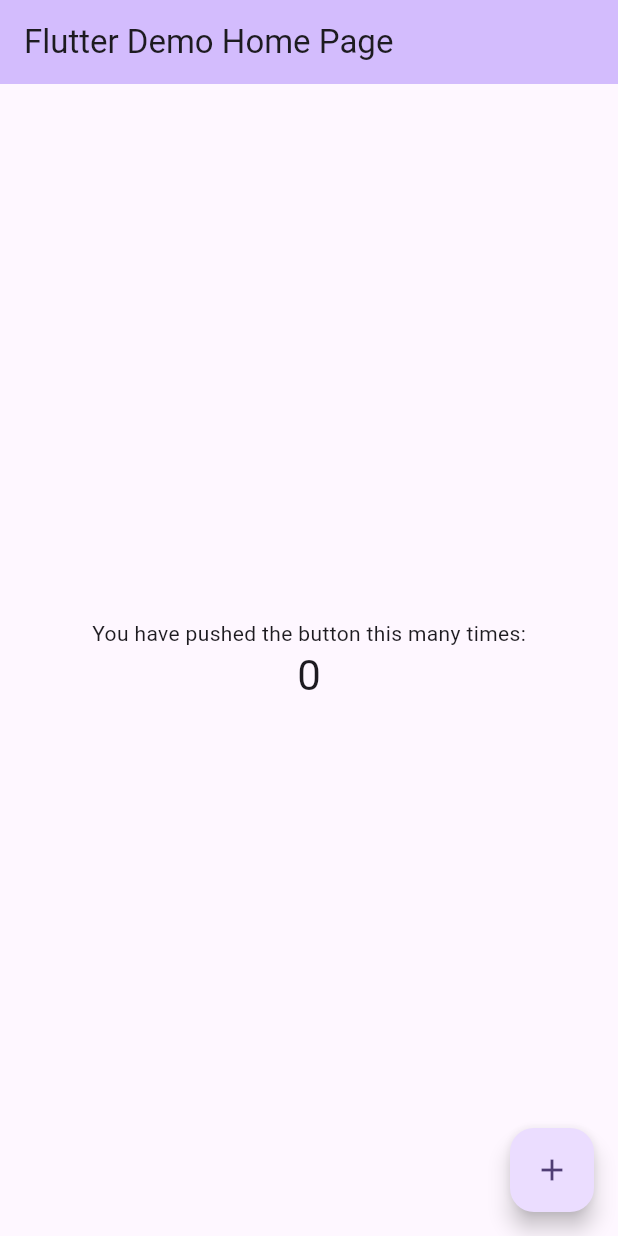
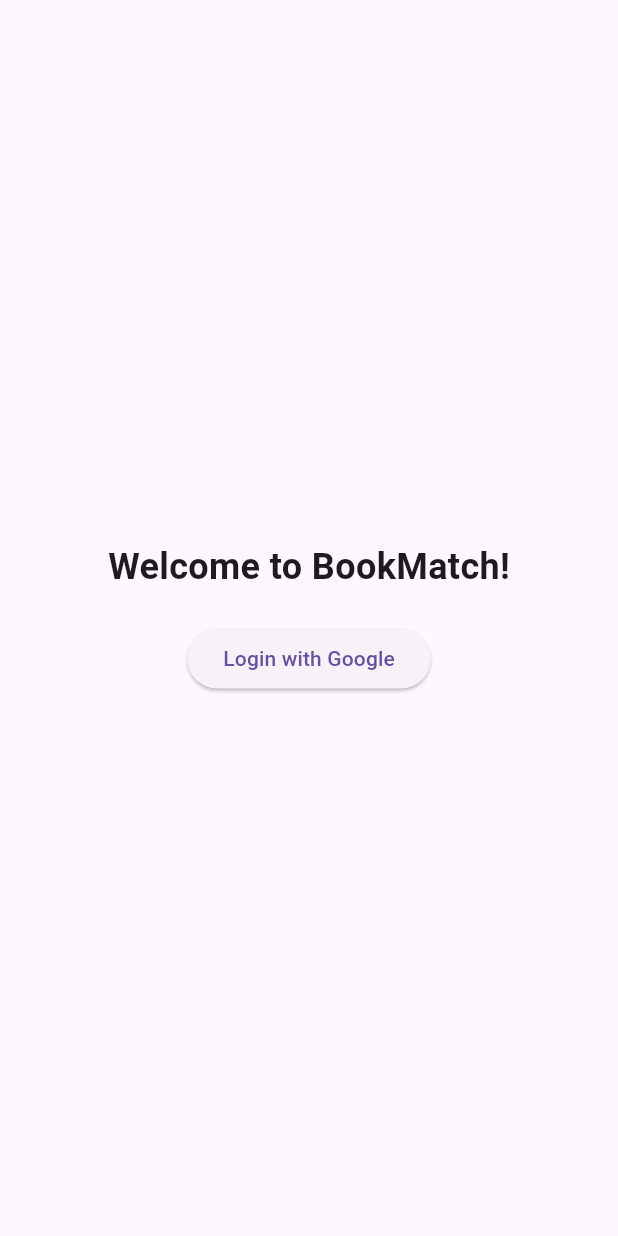
Before and after one commit to MSine/shelfie, a Flutter app: the screen it shows after launch, on a phone screen of 412 x 824 dp. Run offline on Flutter 3.47's test engine with Material 3 defaults, Android fonts, the phone set to English and light mode, and no system bars; our stand-ins replace flutter_chat_types, flutter_chat_ui, flutter_rating_bar.

Commit message:
BookMatch

```diff
--- a/lib/main.dart
+++ b/lib/main.dart
@@ -1,125 +1,29 @@
 import 'package:flutter/material.dart';
+import 'screens/login_screen.dart';
+import 'screens/home_screen.dart';
+import 'screens/book_detail_screen.dart';
+import 'screens/chat_screen.dart';
 
 void main() {
-  runApp(const MyApp());
+  runApp(MyApp());
 }
 
 class MyApp extends StatelessWidget {
-  const MyApp({super.key});
-
-  // This widget is the root of your application.
   @override
   Widget build(BuildContext context) {
     return MaterialApp(
-      title: 'Flutter Demo',
-      theme: ThemeData(
-        // This is the theme of your application.
-        //
-        // TRY THIS: Try running your application with "flutter run". You'll see
-        // the application has a purple toolbar. Then, without quitting the app,
-        // try changing the seedColor in the colorScheme below to Colors.green
-        // and then invoke "hot reload" (save your changes or press the "hot
-        // reload" button in a Flutter-supported IDE, or press "r" if you used
-        // the command line to start the app).
-        //
-        // Notice that the counter didn't reset back to zero; the application
-        // state is not lost during the reload. To reset the state, use hot
-        // restart instead.
-        //
-        // This works for code too, not just values: Most code changes can be
-        // tested with just a hot reload.
-        colorScheme: ColorScheme.fromSeed(seedColor: Colors.deepPurple),
-        useMaterial3: true,
-      ),
-      home: const MyHomePage(title: 'Flutter Demo Home Page'),
+      title: 'Shelfie',
+      theme: ThemeData(primarySwatch: Colors.blue),
+      initialRoute: '/login',
+      routes: {
+        '/login': (context) => LoginScreen(),
+        '/home': (context) => HomeScreen(),
+        '/bookDetail': (context) => BookDetailScreen(
+          title: 'title',//title: ModalRoute.of(context)!.settings.arguments['title'],
+          author: 'author',//author: ModalRoute.of(context)!.settings.arguments['author'],
+        ),
+        '/chat': (context) => ChatScreen(),
+      },
     );
   }
 }
-
-class MyHomePage extends StatefulWidget {
-  const MyHomePage({super.key, required this.title});
-
-  // This widget is the home page of your application. It is stateful, meaning
-  // that it has a State object (defined below) that contains fields that affect
-  // how it looks.
-
-  // This class is the configuration for the state. It holds the values (in this
-  // case the title) provided by the parent (in this case the App widget) and
-  // used by the build method of the State. Fields in a Widget subclass are
-  // always marked "final".
-
-  final String title;
-
-  @override
-  State<MyHomePage> createState() => _MyHomePageState();
-}
-
-class _MyHomePageState extends State<MyHomePage> {
-  int _counter = 0;
-
-  void _incrementCounter() {
-    setState(() {
-      // This call to setState tells the Flutter framework that something has
-      // changed in this State, which causes it to rerun the build method below
-      // so that the display can reflect the updated values. If we changed
-      // _counter without calling setState(), then the build method would not be
-      // called again, and so nothing would appear to happen.
-      _counter++;
-    });
-  }
-
-  @override
-  Widget build(BuildContext context) {
-    // This method is rerun every time setState is called, for instance as done
-    // by the _incrementCounter method above.
-    //
-    // The Flutter framework has been optimized to make rerunning build methods
-    // fast, so that you can just rebuild anything that needs updating rather
-    // than having to individually change instances of widgets.
-    return Scaffold(
-      appBar: AppBar(
-        // TRY THIS: Try changing the color here to a specific color (to
-        // Colors.amber, perhaps?) and trigger a hot reload to see the AppBar
-        // change color while the other colors stay the same.
-        backgroundColor: Theme.of(context).colorScheme.inversePrimary,
-        // Here we take the value from the MyHomePage object that was created by
-        // the App.build method, and use it to set our appbar title.
-        title: Text(widget.title),
-      ),
-      body: Center(
-        // Center is a layout widget. It takes a single child and positions it
-        // in the middle of the parent.
-        child: Column(
-          // Column is also a layout widget. It takes a list of children and
-          // arranges them vertically. By default, it sizes itself to fit its
-          // children horizontally, and tries to be as tall as its parent.
-          //
-          // Column has various properties to control how it sizes itself and
-          // how it positions its children. Here we use mainAxisAlignment to
-          // center the children vertically; the main axis here is the vertical
-          // axis because Columns are vertical (the cross axis would be
-          // horizontal).
-          //
-          // TRY THIS: Invoke "debug painting" (choose the "Toggle Debug Paint"
-          // action in the IDE, or press "p" in the console), to see the
-          // wireframe for each widget.
-          mainAxisAlignment: MainAxisAlignment.center,
-          children: <Widget>[
-            const Text(
-              'You have pushed the button this many times:',
-            ),
-            Text(
-              '$_counter',
-              style: Theme.of(context).textTheme.headlineMedium,
-            ),
-          ],
-        ),
-      ),
-      floatingActionButton: FloatingActionButton(
-        onPressed: _incrementCounter,
-        tooltip: 'Increment',
-        child: const Icon(Icons.add),
-      ), // This trailing comma makes auto-formatting nicer for build methods.
-    );
-  }
-}
--- /dev/null
+++ b/lib/screens/login_screen.dart
@@ -0,0 +1,31 @@
+import 'package:flutter/material.dart';
+
+class LoginScreen extends StatelessWidget {
+  @override
+  Widget build(BuildContext context) {
+    return Scaffold(
+      body: Center(
+        child: Padding(
+          padding: const EdgeInsets.all(16.0),
+          child: Column(
+            mainAxisAlignment: MainAxisAlignment.center,
+            children: [
+              Text(
+                "Welcome to BookMatch!",
+                style: TextStyle(fontSize: 24, fontWeight: FontWeight.bold),
+              ),
+              SizedBox(height: 20),
+              ElevatedButton(
+                onPressed: () {
+                  // Call AuthService to login
+                  Navigator.pushReplacementNamed(context, '/home');
+                },
+                child: Text("Login with Google"),
+              ),
+            ],
+          ),
+        ),
+      ),
+    );
+  }
+}
--- a/pubspec.yaml
+++ b/pubspec.yaml
@@ -35,6 +35,9 @@ dependencies:
   # The following adds the Cupertino Icons font to your application.
   # Use with the CupertinoIcons class for iOS style icons.
   cupertino_icons: ^1.0.8
+  flutter_chat_ui: ^1.6.15
+  flutter_chat_types: ^3.6.2
+  flutter_rating_bar: ^4.0.1
 
 dev_dependencies:
   flutter_test:
```
Also changed, not shown: lib/screens/book_detail_screen.dart (added, +57 -0 lines), lib/screens/chat_screen.dart (added, +23 -0 lines), lib/screens/home_screen.dart (added, +33 -0 lines), lib/widgets/book_card.dart (added, +34 -0 lines), pubspec.lock.
